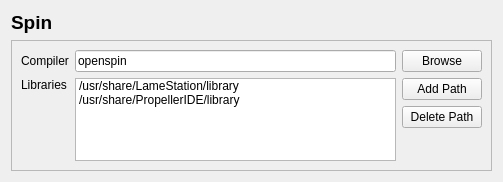
The window that src/propelleride/forms/language.ui (parallaxinc/PropellerIDE) describes before a commit, drawn with Qt 5.
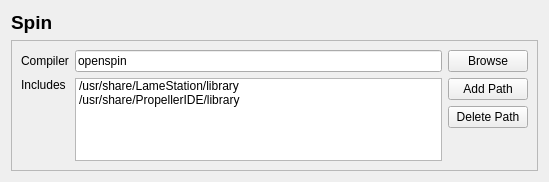
The same window after the commit.

Patch:
```diff
--- a/src/propelleride/forms/language.ui
+++ b/src/propelleride/forms/language.ui
@@ -6,7 +6,7 @@
    <rect>
     <x>0</x>
     <y>0</y>
-    <width>503</width>
+    <width>549</width>
     <height>182</height>
    </rect>
   </property>
@@ -89,7 +89,7 @@
         <item>
          <widget class="QLabel" name="label_2">
           <property name="text">
-           <string>Libraries</string>
+           <string>Includes</string>
           </property>
          </widget>
         </item>
```
Left out of the diff: 2 changed lines with no effect on the pictures.
